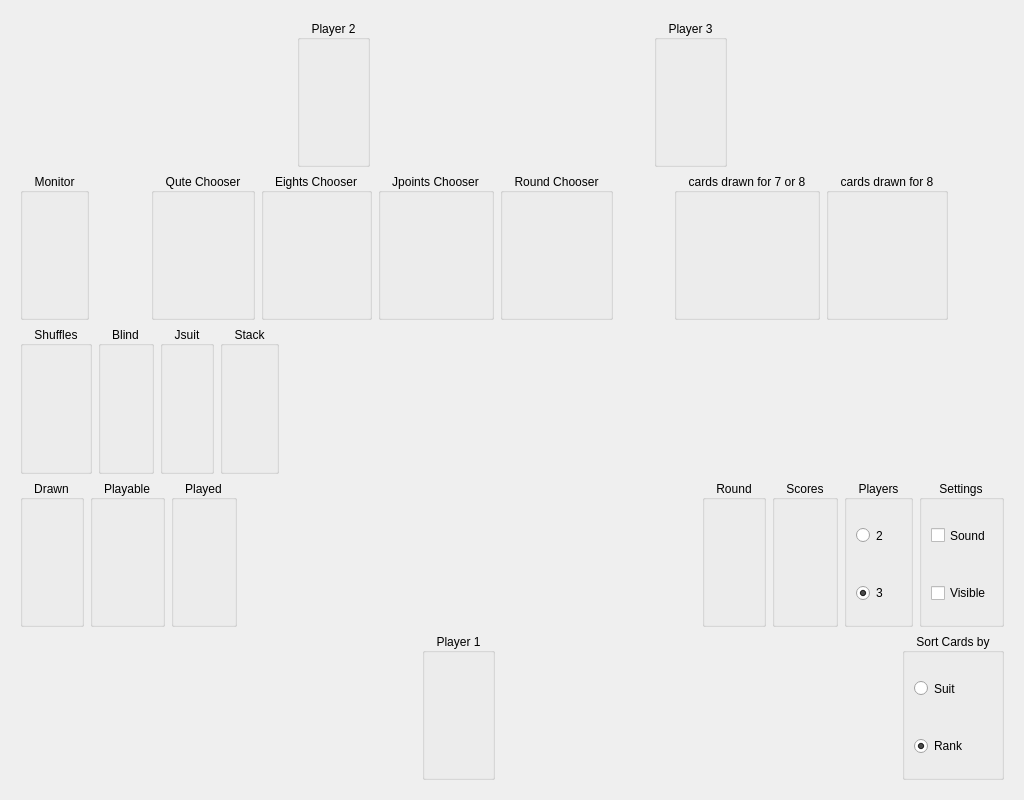
This is table.ui in squawk7x/aQuteCardGame as Qt 5 draws it before an edit. The edited form follows.
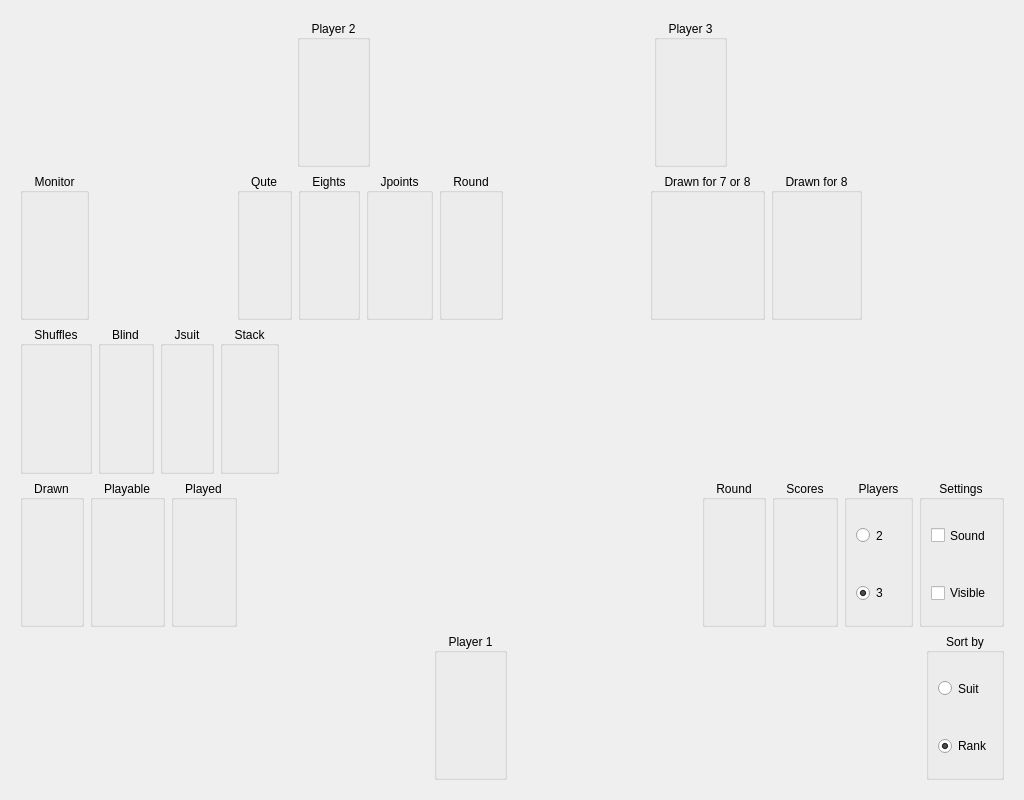
This is the edited form.

Patch:
```diff
--- a/table.ui
+++ b/table.ui
@@ -195,7 +195,7 @@
            </sizepolicy>
           </property>
           <property name="title">
-           <string>Qute Chooser</string>
+           <string>Qute</string>
           </property>
           <property name="alignment">
            <set>Qt::AlignmentFlag::AlignCenter</set>
@@ -231,7 +231,7 @@
            </sizepolicy>
           </property>
           <property name="title">
-           <string>Eights Chooser</string>
+           <string>Eights</string>
           </property>
           <property name="alignment">
            <set>Qt::AlignmentFlag::AlignCenter</set>
@@ -267,7 +267,7 @@
            </sizepolicy>
           </property>
           <property name="title">
-           <string>Jpoints Chooser</string>
+           <string>Jpoints</string>
           </property>
           <property name="alignment">
            <set>Qt::AlignmentFlag::AlignCenter</set>
@@ -303,7 +303,7 @@
            </sizepolicy>
           </property>
           <property name="title">
-           <string>Round Chooser</string>
+           <string>Round</string>
           </property>
           <property name="alignment">
            <set>Qt::AlignmentFlag::AlignCenter</set>
@@ -349,7 +349,7 @@
            </sizepolicy>
           </property>
           <property name="title">
-           <string>cards drawn for 7 or 8</string>
+           <string>Drawn for 7 or 8</string>
           </property>
           <property name="alignment">
            <set>Qt::AlignmentFlag::AlignCenter</set>
@@ -385,7 +385,7 @@
            </sizepolicy>
           </property>
           <property name="title">
-           <string>cards drawn for 8</string>
+           <string>Drawn for 8</string>
           </property>
           <property name="alignment">
            <set>Qt::AlignmentFlag::AlignCenter</set>
@@ -868,7 +868,7 @@
            </sizepolicy>
           </property>
           <property name="title">
-           <string>Sort Cards by</string>
+           <string>Sort by</string>
           </property>
           <property name="alignment">
            <set>Qt::AlignmentFlag::AlignCenter</set>
```
